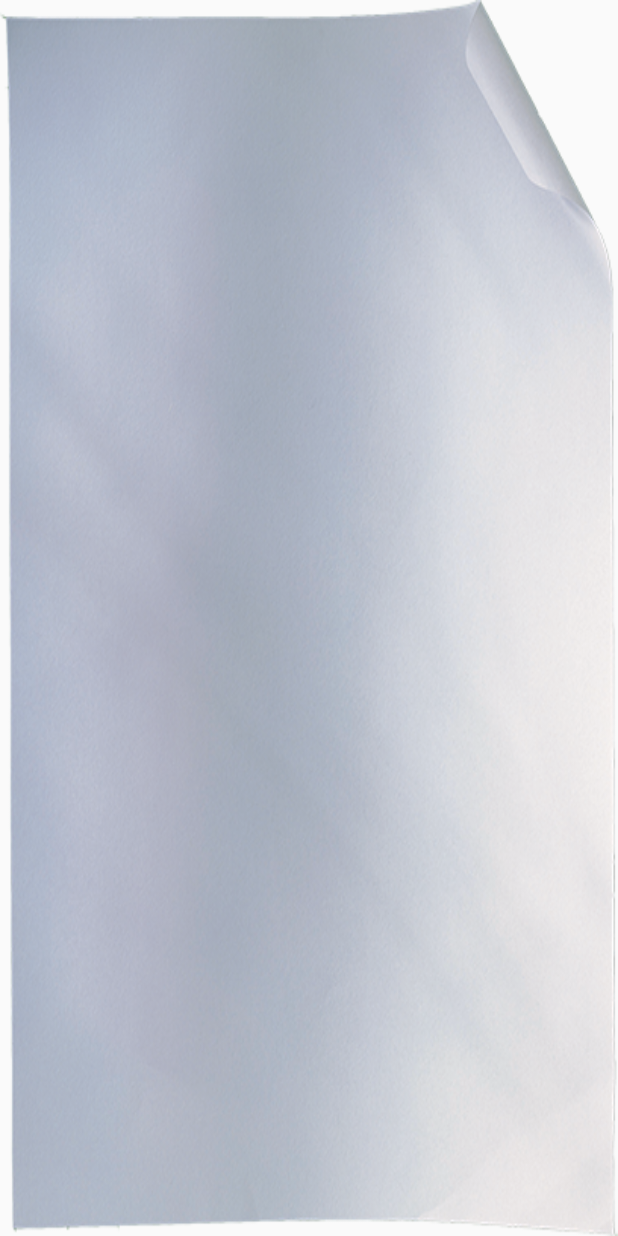
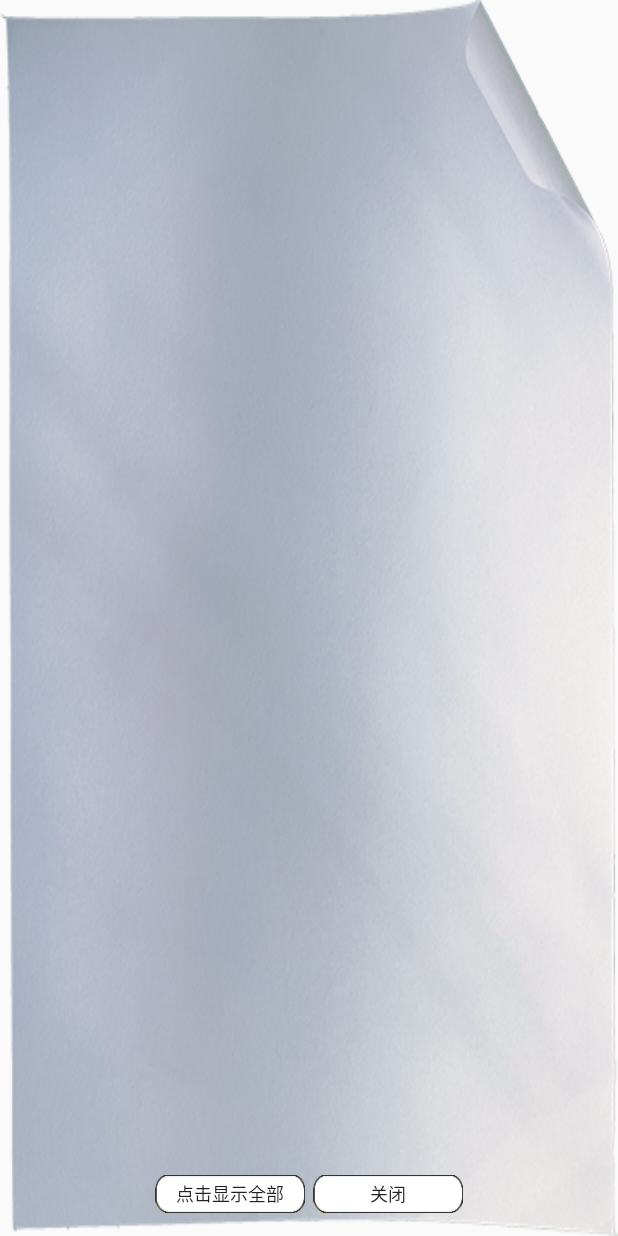
Before and after one commit to RebornQ/AndroidBirthdayGift, an Android app: the layout dialog_fragment_message.xml on its own in the app's theme, with its tools: preview values and no code run, on a phone screen of 412 x 824 dp. Run offline under Robolectric (Android 15) with nearby library versions, the light colour scheme and no system bars.

Commit message:
增加留言区“点击显示全部”和关闭两个按钮，修复部分CountdownDialog引起的IllegalStateException

```diff
--- a/app/src/main/java/soft/weac/birthdaygift/RefuseGiftActivity.java
+++ b/app/src/main/java/soft/weac/birthdaygift/RefuseGiftActivity.java
@@ -6,6 +6,7 @@ import android.os.CountDownTimer;
 import android.support.annotation.Nullable;
 import android.support.v4.app.FragmentManager;
 import android.support.v7.app.AppCompatActivity;
+import android.util.Log;
 import android.view.KeyEvent;
 import android.view.WindowManager;
 import android.widget.Toast;
@@ -65,8 +66,12 @@ public class RefuseGiftActivity extends AppCompatActivity {
 
             @Override
             public void onFinish() {
-                new CountdownDialog()
-                        .show(fragmentManager, "Countdown");
+                try {
+                    new CountdownDialog()
+                            .show(fragmentManager, "Countdown");
+                } catch (IllegalStateException e) {
+                    Log.e("IllegalStateException", e.getLocalizedMessage());
+                }
             }
         };
         timer.start();
--- a/app/src/main/res/layout/dialog_fragment_message.xml
+++ b/app/src/main/res/layout/dialog_fragment_message.xml
@@ -8,16 +8,52 @@
 
     <ScrollView
         android:layout_width="280dp"
-        android:layout_height="match_parent"
-        android:id="@+id/scrollView_myMessage">
+        android:layout_height="0dp"
+        android:id="@+id/scrollView_myMessage"
+        android:layout_weight="1">
 
         <soft.weac.birthdaygift.view.SinglyTextView
             android:layout_width="wrap_content"
             android:layout_height="wrap_content"
             android:id="@+id/myMessage"
-            android:textColor="#9b2e2e" />
+            android:textColor="#9b2e2e"
+            android:textSize="12sp"/>
 
     </ScrollView>
     <!--android:background="#acffffff"-->
 
+    <LinearLayout
+        android:layout_width="match_parent"
+        android:layout_height="wrap_content"
+        android:orientation="horizontal"
+        android:gravity="center"
+        android:id="@+id/linear1">
+
+        <Button
+            android:layout_width="100dp"
+            android:layout_height="25dp"
+            android:text="@string/showAllMessage"
+            android:id="@+id/bt_showAllMessage"
+            android:background="@drawable/message_button_click"
+            android:layout_marginBottom="15dp"
+            android:layout_marginTop="15dp"
+            android:layout_marginEnd="5dp"
+            android:textSize="12sp"/>
+
+        <!--<TextView-->
+            <!--android:layout_width="5dp"-->
+            <!--android:layout_height="wrap_content" />-->
+
+        <Button
+            android:layout_width="100dp"
+            android:layout_height="25dp"
+            android:text="@string/close"
+            android:id="@+id/bt_close"
+            android:background="@drawable/message_button_click"
+            android:layout_marginBottom="15dp"
+            android:layout_marginTop="15dp"
+            android:textSize="12sp"/>
+
+    </LinearLayout>
+
 </LinearLayout>
--- a/app/src/main/res/values/strings.xml
+++ b/app/src/main/res/values/strings.xml
@@ -11,6 +11,7 @@
 
     <string name="yes">点击领取礼物</string>
     <string name="no">我拒绝</string>
+    <string name="close">关闭</string>
 
     <string name="message_launcher">嘿！我亲爱的妹妹，生日快乐啊！你哥哥我精心为你准备了一份礼物哦！想要吗？</string>
     <string name="showMessage">有惊喜！</string>
```
Also changed, not shown: app/src/main/java/soft/weac/birthdaygift/fragment/CountdownDialog.java (+35 -1 lines), app/src/main/java/soft/weac/birthdaygift/fragment/MessageDialog.java (+30 -3 lines), app/src/main/java/soft/weac/birthdaygift/view/SinglyTextView.java (+8 -0 lines).
